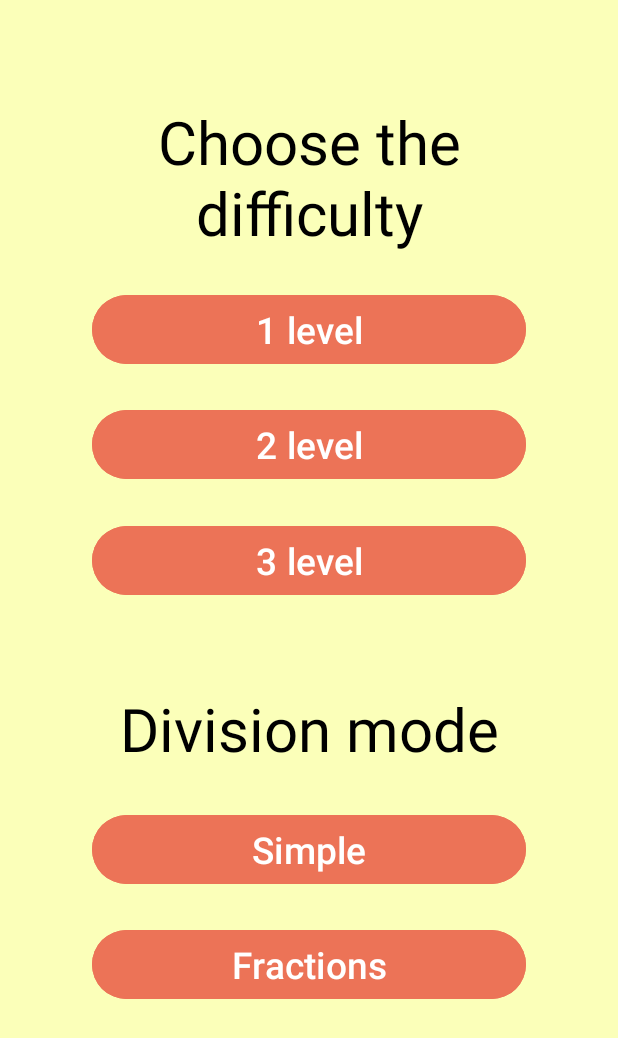
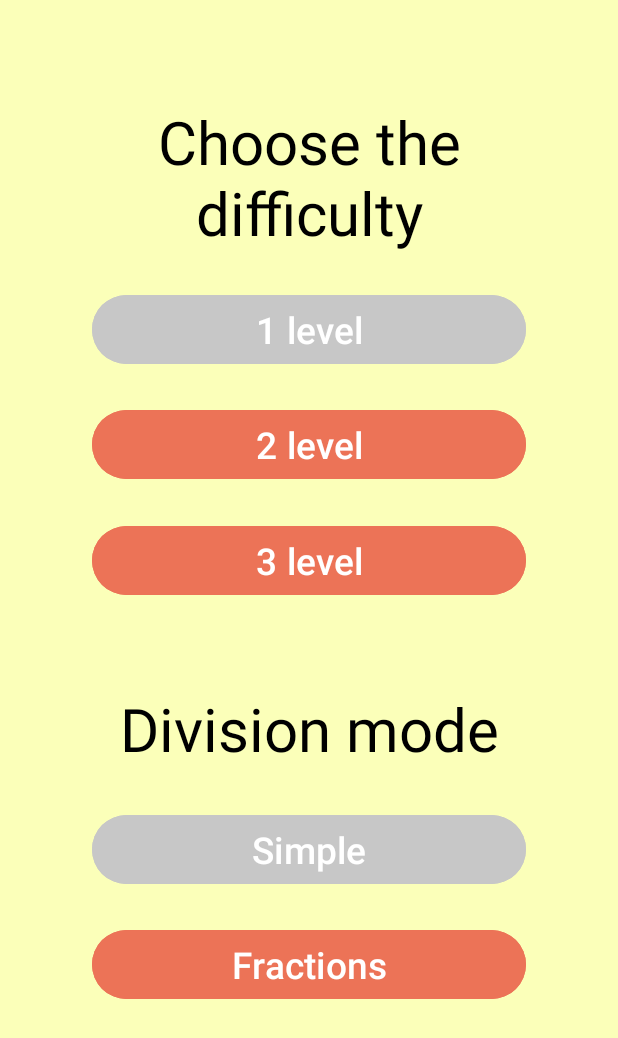
Before and after one commit to MaksymNaboka/MathTestApp, an Android app: the screen it shows after launch (SettingsActivity), after a tap on "Settings", on a phone screen of 412 x 824 dp. Shown: the top 1038 px of the screen. Run offline under Robolectric (Android 15) with nearby library versions, the phone set to English and light mode, and no system bars.

Commit message:
minor bug fixes

```diff
--- a/app/src/main/java/com/example/mathtestapp/MainActivity.java
+++ b/app/src/main/java/com/example/mathtestapp/MainActivity.java
@@ -39,7 +39,7 @@ String lastCalled="";
 //        setContentView(R.layout.choice_screen);
     }
 
-    public void updateScore(){
+    private void updateScore(){
         TextView scoreCounter= (TextView) findViewById(R.id.ScoreCounter);
         scoreCounter.setText(String.format("%4d",Main.getScore()));
     }
--- /dev/null
+++ b/app/src/main/res/color/button_style.xml
@@ -0,0 +1,5 @@
+<?xml version="1.0" encoding="utf-8"?>
+<selector xmlns:android="http://schemas.android.com/apk/res/android">
+    <item android:state_enabled="false" android:color="#c7c7c7"/>
+    <item android:state_enabled="true" android:color="#EC7357"/>
+</selector>
--- a/app/src/main/res/layout/activity_general_questions.xml
+++ b/app/src/main/res/layout/activity_general_questions.xml
@@ -32,7 +32,7 @@ tools:context=".GeneralQuestionsActivity">
         android:id="@+id/SubmitButton"
         android:layout_width="239dp"
         android:layout_height="86dp"
-        android:backgroundTint="#EC7357"
+        android:backgroundTint="@color/button_style"
         android:onClick="setAnswer"
         android:text="Submit"
         android:textColor="#FFFFFF"
--- a/app/src/main/res/layout/activity_settings.xml
+++ b/app/src/main/res/layout/activity_settings.xml
@@ -49,7 +49,7 @@
         android:tag="level1"
         android:layout_width="289dp"
         android:layout_height="54dp"
-        android:backgroundTint="#EC7357"
+        android:backgroundTint="@color/button_style"
         android:autoSizeMaxTextSize="50sp"
         android:autoSizeTextType="uniform"
         android:onClick="setDifficulty"
@@ -65,7 +65,7 @@
         android:tag="level2"
         android:layout_width="289dp"
         android:layout_height="54dp"
-        android:backgroundTint="#EC7357"
+        android:backgroundTint="@color/button_style"
         android:autoSizeMaxTextSize="50sp"
         android:autoSizeTextType="uniform"
         android:onClick="setDifficulty"
@@ -81,7 +81,7 @@
         android:tag="level3"
         android:layout_width="289dp"
         android:layout_height="54dp"
-        android:backgroundTint="#EC7357"
+        android:backgroundTint="@color/button_style"
         android:autoSizeMaxTextSize="50sp"
         android:autoSizeTextType="uniform"
         android:onClick="setDifficulty"
@@ -97,7 +97,7 @@
         android:tag="simple"
         android:layout_width="289dp"
         android:layout_height="54dp"
-        android:backgroundTint="#EC7357"
+        android:backgroundTint="@color/button_style"
         android:autoSizeMaxTextSize="50sp"
         android:autoSizeTextType="uniform"
         android:onClick="setDivisionMode"
@@ -108,15 +108,16 @@
         app:layout_constraintStart_toStartOf="parent"
         app:layout_constraintTop_toTopOf="parent"
         app:layout_constraintVertical_bias="0.700" />
+
     <Button
         android:id="@+id/divisionHard"
-        android:tag="hard"
         android:layout_width="289dp"
         android:layout_height="54dp"
-        android:backgroundTint="#EC7357"
         android:autoSizeMaxTextSize="50sp"
         android:autoSizeTextType="uniform"
+        android:backgroundTint="@color/button_style"
         android:onClick="setDivisionMode"
+        android:tag="hard"
         android:text="Fractions"
         android:textColor="#FFFFFF"
         app:layout_constraintBottom_toBottomOf="parent"
--- a/app/src/main/res/layout/choice_screen.xml
+++ b/app/src/main/res/layout/choice_screen.xml
@@ -115,7 +115,7 @@
         android:autoSizeTextType="uniform"
         android:onClick="RetryIncorrect"
         android:text="Retry incorrect"
-        android:backgroundTint="#EC7357"
+        android:backgroundTint="@color/button_style"
         android:textColor="#FFFFFF"
         app:layout_constraintBottom_toBottomOf="parent"
         app:layout_constraintEnd_toEndOf="parent"
```
Also changed, not shown: app/src/main/java/com/example/mathtestapp/GeneralQuestionsActivity.java (+27 -22 lines).
